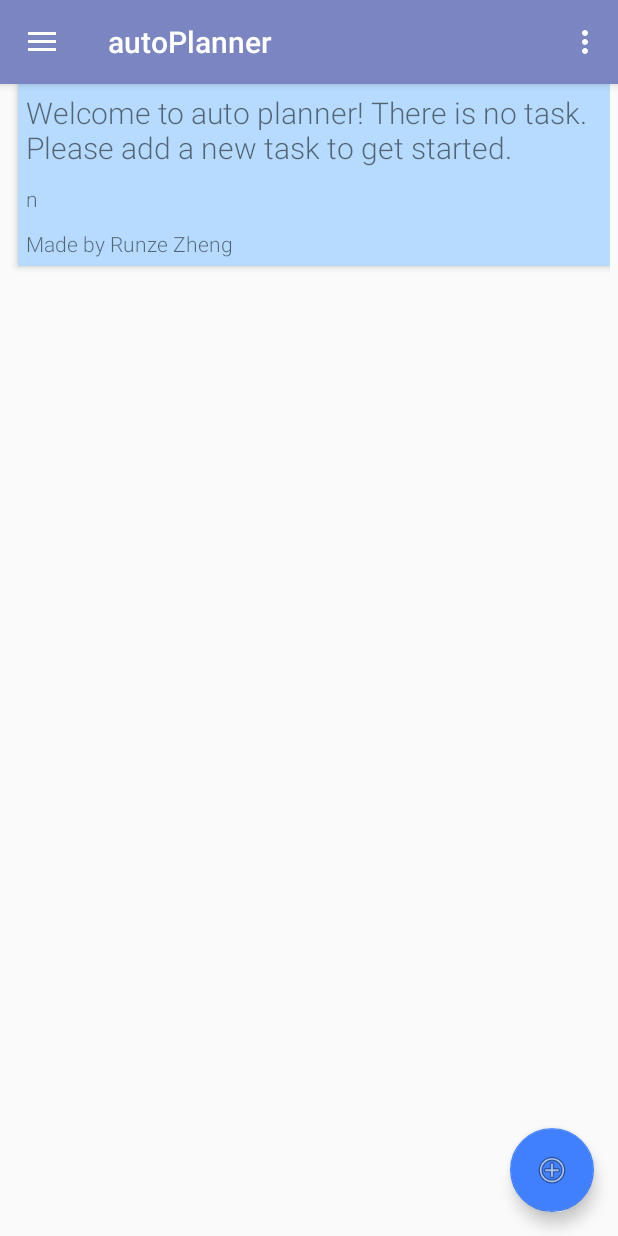
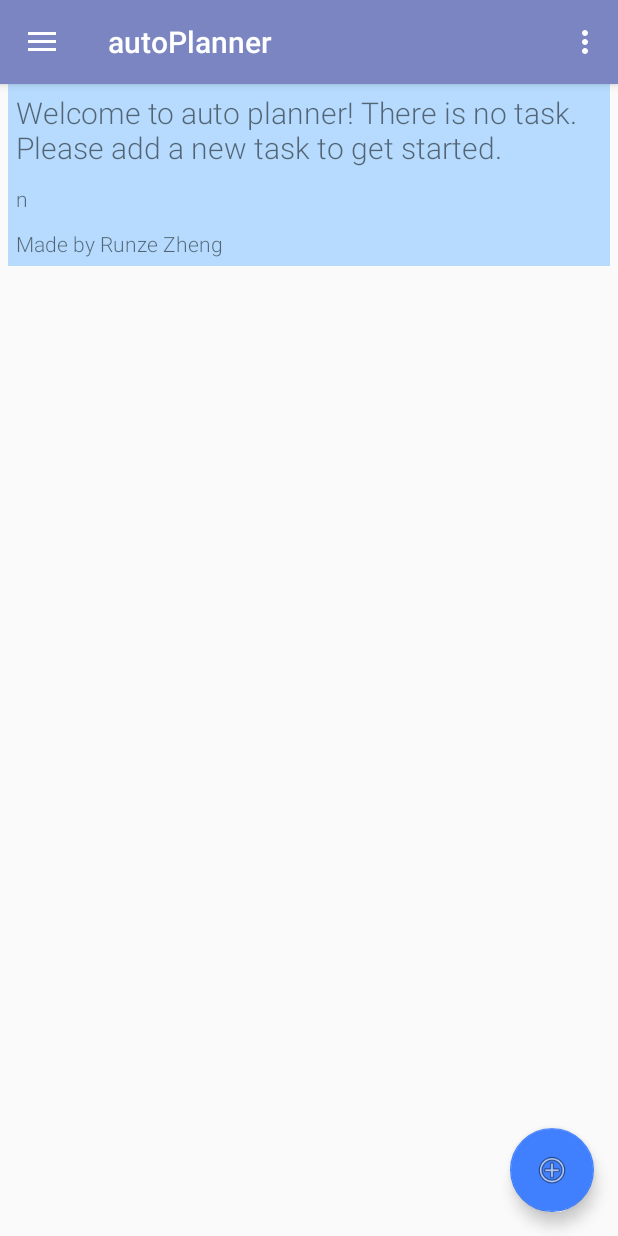
Before and after one commit to RunzeZheng/autoPlanner, an Android app: the screen it shows after launch (AllTasksView), on a phone screen of 412 x 824 dp. Run offline under Robolectric (Android 15) with nearby library versions, the phone set to English and light mode, and no system bars.

Commit message:
first commit

```diff
--- a/app/src/main/java/com/autoplanner/DividerItemDecoration.java
+++ b/app/src/main/java/com/autoplanner/DividerItemDecoration.java
@@ -20,10 +20,10 @@ public class DividerItemDecoration extends RecyclerView.ItemDecoration {
     public void getItemOffsets(Rect outRect, View view, RecyclerView parent, RecyclerView.State state) {
         super.getItemOffsets(outRect, view, parent, state);
 
-        //if (parent.getChildAdapterPosition(view) != 0) {
+        if (parent.getChildAdapterPosition(view) != 0) {
             if (verticalOrientation) {
-                outRect.set(10, 0, 0, 10);
+                outRect.set(10, 20, 20, 110);
             }
-        //}
+        }
     }
 }
--- a/app/src/main/java/com/autoplanner/sorting.java
+++ b/app/src/main/java/com/autoplanner/sorting.java
@@ -1,7 +1,10 @@
 package com.autoplanner;
+
+import android.util.ArraySet;
 
 /**
  * Created by zrzzg on 12/29/2016.
  */
-public class sorting {
+public interface sorting {
+    ArraySet<Task> deadlineSort(ArraySet<Task> a);
 }
--- a/app/src/main/res/layout/content_all_tasks_view.xml
+++ b/app/src/main/res/layout/content_all_tasks_view.xml
@@ -12,10 +12,11 @@
         android:id="@+id/recyclerView"
         android:layout_width="match_parent"
         android:layout_height="wrap_content"
-        android:scrollbars="none"
-        android:elevation="5dp"
+        android:layout_marginBottom="5dp"
         android:layout_marginLeft="5dp"
         android:layout_marginRight="5dp"
-        android:layout_marginBottom="5dp" />
+        android:clickable="true"
+        android:elevation="5dp"
+        android:scrollbars="none" />
 
 </RelativeLayout>
```
